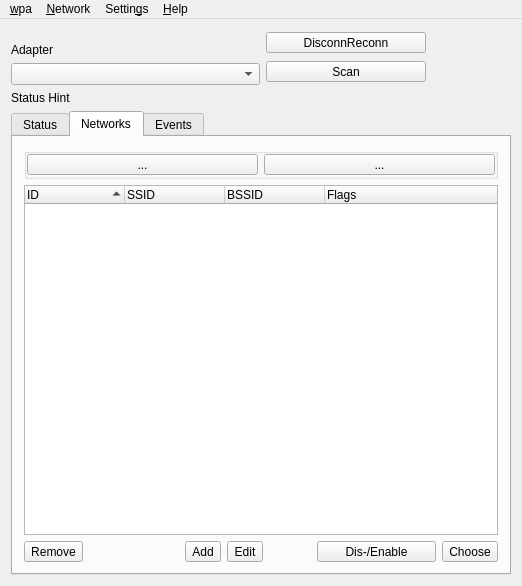
First picture: the form in src/wpagui.ui, repository loh-tar/wpa-cute, before the edit.
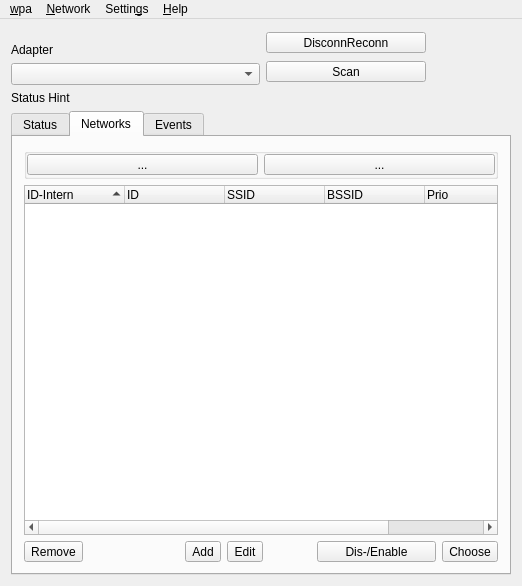
Second picture: the form after the edit. The open tabs and pages were chosen to show the change. Icons and pictures are not drawn.

Commit message:
Fix wrong ordering by ID, add id_str to Flags, add Prio
This should fix #1

```diff
--- a/src/wpagui.ui
+++ b/src/wpagui.ui
@@ -386,22 +386,32 @@
             </property>
             <column>
              <property name="text">
-              <string>ID</string>
+              <string notr="true">ID-Intern</string>
              </property>
             </column>
             <column>
              <property name="text">
-              <string>SSID</string>
+              <string notr="true">ID</string>
              </property>
             </column>
             <column>
              <property name="text">
-              <string>BSSID</string>
+              <string notr="true">SSID</string>
              </property>
             </column>
             <column>
              <property name="text">
-              <string>Flags</string>
+              <string notr="true">BSSID</string>
+             </property>
+            </column>
+            <column>
+             <property name="text">
+              <string notr="true">Prio</string>
+             </property>
+            </column>
+            <column>
+             <property name="text">
+              <string notr="true">Flags</string>
              </property>
             </column>
            </widget>
```
Left out of the diff: 10 changed lines with no effect on the pictures. The commit also changes 4 other files.
